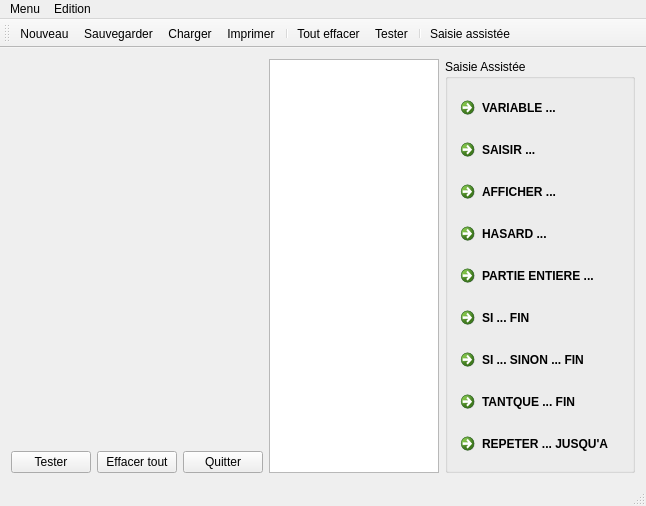
Qt form fenprincipale.ui (suzizecat/algocreator) before a commit.
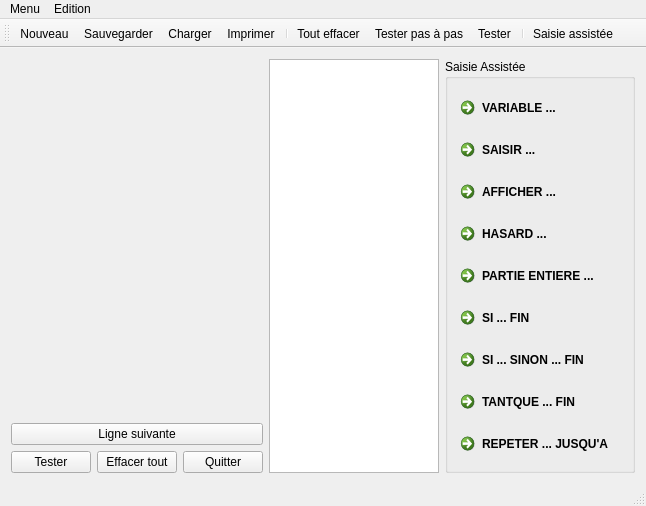
The same form after that commit. Icons and pictures are not drawn. Custom widgets are drawn as their Qt base class.

Commit message:
Ajout du principe de test pas à pas
Ajout au niveau interface
Quelques tests ont été faits
Ce commit permet une sauvegarde avant la création d'une branche.

What changed in the file:
```diff
--- a/fenprincipale.ui
+++ b/fenprincipale.ui
@@ -28,7 +28,21 @@
        </widget>
       </item>
       <item>
-       <layout class="QHBoxLayout" name="horizontalLayout">
+       <layout class="QHBoxLayout" name="boutonsTestPasAPas">
+        <property name="topMargin">
+         <number>0</number>
+        </property>
+        <item>
+         <widget class="QPushButton" name="testLigneSuivante">
+          <property name="text">
+           <string>Ligne suivante</string>
+          </property>
+         </widget>
+        </item>
+       </layout>
+      </item>
+      <item>
+       <layout class="QHBoxLayout" name="boutonsClassiques">
         <item>
          <widget class="QPushButton" name="bt_tester">
           <property name="text">
@@ -206,6 +220,7 @@
    <addaction name="actionImprimer"/>
    <addaction name="separator"/>
    <addaction name="actionToutEffacer"/>
+   <addaction name="actionTestPasAPas"/>
    <addaction name="actionTester"/>
    <addaction name="separator"/>
    <addaction name="actionSaisieAssistee"/>
@@ -329,6 +344,18 @@
     <string>Imprimer</string>
    </property>
   </action>
+  <action name="actionTestPasAPas">
+   <property name="checkable">
+    <bool>true</bool>
+   </property>
+   <property name="icon">
+    <iconset resource="ressources.qrc">
+     <normaloff>:/images/debugger</normaloff>:/images/debugger</iconset>
+   </property>
+   <property name="text">
+    <string>Tester pas à pas</string>
+   </property>
+  </action>
  </widget>
  <layoutdefault spacing="6" margin="11"/>
  <customwidgets>
```
Left out of the diff: 1 changed line with no effect on the pictures. The commit also changes 5 other files.
